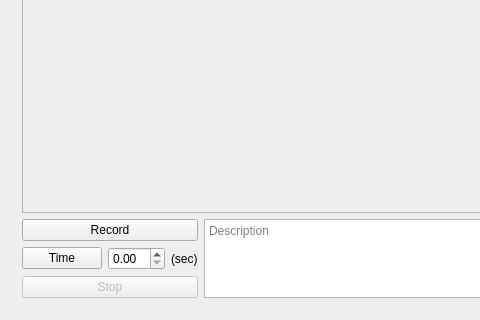
Qt form forms/mainwindow.ui (GaitRehabilitation/SMART) before a commit; both pictures show x 0 to 480 and y 286 to 606 of the 829 by 606 pixel window.
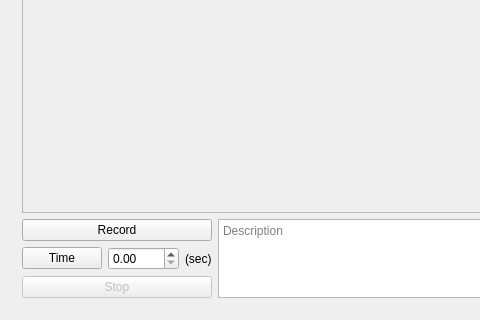
The same form after that commit. Icons and pictures are not drawn.

Commit message: updated wrapper and panel

Patch:
```diff
--- a/forms/mainwindow.ui
+++ b/forms/mainwindow.ui
@@ -65,7 +65,11 @@
           <item>
            <layout class="QGridLayout" name="gridLayout">
             <item row="1" column="1">
-             <widget class="QDoubleSpinBox" name="triggerTime"/>
+             <widget class="QDoubleSpinBox" name="triggerTime">
+              <property name="maximum">
+               <double>5000.000000000000000</double>
+              </property>
+             </widget>
             </item>
             <item row="1" column="0">
              <widget class="QPushButton" name="triggerButton">
```
Left out of the diff: 2 changed lines with no effect on the pictures. The commit also changes 4 other files.
